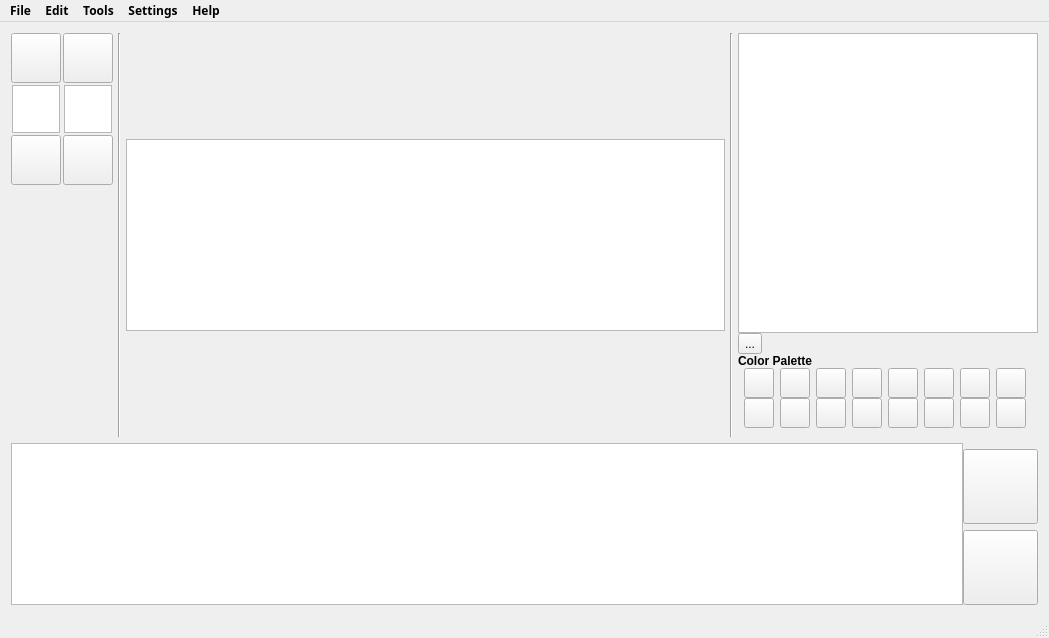
The window that MainWindow.ui (ChristianIsaacRoy/SpriteEditor) describes before a commit, drawn with Qt 5.
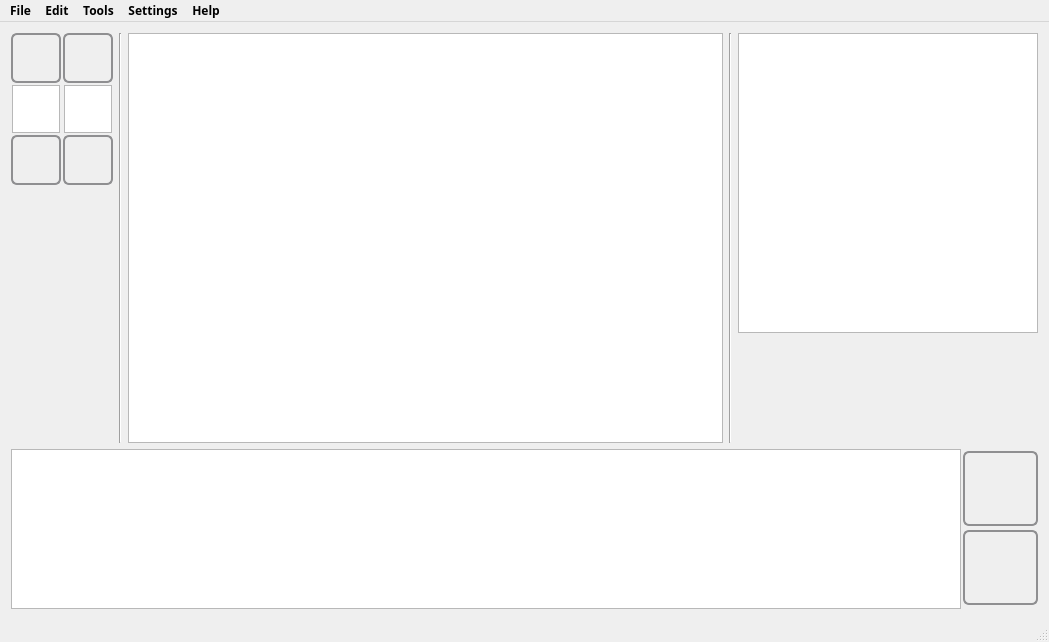
The same window after the commit. Icons and pictures are not drawn.

Commit message: New Color Palette, Option to start new project, Scaling and scroll zoom fixed

```diff
--- a/MainWindow.ui
+++ b/MainWindow.ui
@@ -7,7 +7,7 @@
     <x>0</x>
     <y>0</y>
     <width>1049</width>
-    <height>638</height>
+    <height>642</height>
    </rect>
   </property>
   <property name="windowTitle">
@@ -16,15 +16,7 @@
   <widget class="QWidget" name="centralWidget">
    <layout class="QVBoxLayout" name="verticalLayout_2">
     <item>
-     <layout class="QHBoxLayout" name="MainArea">
-      <property name="spacing">
-       <number>0</number>
-      </property>
-      <item>
-       <layout class="QHBoxLayout" name="drawingWindow">
-        <property name="spacing">
-         <number>5</number>
-        </property>
+     <layout class="QHBoxLayout" name="horizontalLayout">
         <item>
          <layout class="QVBoxLayout" name="toolbar">
           <property name="spacing">
@@ -55,9 +47,53 @@
                 <height>50</height>
                </size>
               </property>
+            <property name="styleSheet">
+             <string notr="true">QToolButton { /* all types of tool button */
+    border: 2px solid #8f8f91;
+    border-radius: 6px;
+    background-color: qlineargradient(x1: 0, y1: 0, x2: 0, y2: 1,
+                                      stop: 0 #f6f7fa, stop: 1 #dadbde);
+}
+
+QToolButton[popupMode=&quot;1&quot;] { /* only for MenuButtonPopup */
+    padding-right: 20px; /* make way for the popup button */
+}
+
+QToolButton:pressed {
+    background-color: qlineargradient(x1: 0, y1: 0, x2: 0, y2: 1,
+                                      stop: 0 #dadbde, stop: 1 #f6f7fa);
+}
+
+/* the subcontrols below are used only in the MenuButtonPopup mode */
+QToolButton::menu-button {
+    border: 2px solid gray;
+    border-top-right-radius: 6px;
+    border-bottom-right-radius: 6px;
+    /* 16px width + 4px for border = 20px allocated above */
+    width: 16px;
+}
+
+QToolButton::menu-arrow {
+    image: url(downarrow.png);
+}
+
+QToolButton::menu-arrow:open {
+    top: 1px; left: 1px; /* shift it a bit */
+}</string>
+            </property>
               <property name="text">
                <string/>
               </property>
+            <property name="icon">
+             <iconset resource="resources.qrc">
+              <normaloff>:/images/images/paintBrush.png</normaloff>:/images/images/paintBrush.png</iconset>
+            </property>
+            <property name="iconSize">
+             <size>
+              <width>32</width>
+              <height>32</height>
+             </size>
+            </property>
              </widget>
             </item>
             <item>
@@ -80,9 +116,53 @@
                 <height>50</height>
                </size>
               </property>
+            <property name="styleSheet">
+             <string notr="true">QToolButton { /* all types of tool button */
+    border: 2px solid #8f8f91;
+    border-radius: 6px;
+    background-color: qlineargradient(x1: 0, y1: 0, x2: 0, y2: 1,
+                                      stop: 0 #f6f7fa, stop: 1 #dadbde);
+}
+
+QToolButton[popupMode=&quot;1&quot;] { /* only for MenuButtonPopup */
+    padding-right: 20px; /* make way for the popup button */
+}
+
+QToolButton:pressed {
+    background-color: qlineargradient(x1: 0, y1: 0, x2: 0, y2: 1,
+                                      stop: 0 #dadbde, stop: 1 #f6f7fa);
+}
+
+/* the subcontrols below are used only in the MenuButtonPopup mode */
+QToolButton::menu-button {
+    border: 2px solid gray;
+    border-top-right-radius: 6px;
+    border-bottom-right-radius: 6px;
+    /* 16px width + 4px for border = 20px allocated above */
+    width: 16px;
+}
+
+QToolButton::menu-arrow {
+    image: url(downarrow.png);
+}
+
+QToolButton::menu-arrow:open {
+    top: 1px; left: 1px; /* shift it a bit */
+}</string>
+            </property>
               <property name="text">
                <string/>
               </property>
+            <property name="icon">
+             <iconset resource="resources.qrc">
+              <normaloff>:/images/images/eraser.png</normaloff>:/images/images/eraser.png</iconset>
+            </property>
+            <property name="iconSize">
+             <size>
+              <width>32</width>
+              <height>32</height>
+             </size>
+            </property>
              </widget>
             </item>
            </layout>
@@ -151,6 +231,40 @@
                 <height>50</height>
                </size>
               </property>
+            <property name="styleSheet">
+             <string notr="true">QToolButton { /* all types of tool button */
+    border: 2px solid #8f8f91;
+    border-radius: 6px;
+    background-color: qlineargradient(x1: 0, y1: 0, x2: 0, y2: 1,
+                                      stop: 0 #f6f7fa, stop: 1 #dadbde);
+}
+
+QToolButton[popupMode=&quot;1&quot;] { /* only for MenuButtonPopup */
+    padding-right: 20px; /* make way for the popup button */
+}
+
+QToolButton:pressed {
+    background-color: qlineargradient(x1: 0, y1: 0, x2: 0, y2: 1,
+                                      stop: 0 #dadbde, stop: 1 #f6f7fa);
+}
+
+/* the subcontrols below are used only in the MenuButtonPopup mode */
+QToolButton::menu-button {
+    border: 2px solid gray;
+    border-top-right-radius: 6px;
+    border-bottom-right-radius: 6px;
+    /* 16px width + 4px for border = 20px allocated above */
+    width: 16px;
+}
+
+QToolButton::menu-arrow {
+    image: url(downarrow.png);
+}
+
+QToolButton::menu-arrow:open {
+    top: 1px; left: 1px; /* shift it a bit */
+}</string>
+            </property>
               <property name="text">
                <string/>
               </property>
@@ -176,6 +290,40 @@
                 <height>50</height>
                </size>
               </property>
+            <property name="styleSheet">
+             <string notr="true">QToolButton { /* all types of tool button */
+    border: 2px solid #8f8f91;
+    border-radius: 6px;
+    background-color: qlineargradient(x1: 0, y1: 0, x2: 0, y2: 1,
+                                      stop: 0 #f6f7fa, stop: 1 #dadbde);
+}
+
+QToolButton[popupMode=&quot;1&quot;] { /* only for MenuButtonPopup */
+    padding-right: 20px; /* make way for the popup button */
+}
+
+QToolButton:pressed {
+    background-color: qlineargradient(x1: 0, y1: 0, x2: 0, y2: 1,
+                                      stop: 0 #dadbde, stop: 1 #f6f7fa);
+}
+
+/* the subcontrols below are used only in the MenuButtonPopup mode */
+QToolButton::menu-button {
+    border: 2px solid gray;
+    border-top-right-radius: 6px;
+    border-bottom-right-radius: 6px;
+    /* 16px width + 4px for border = 20px allocated above */
+    width: 16px;
+}
+
+QToolButton::menu-arrow {
+    image: url(downarrow.png);
+}
+
+QToolButton::menu-arrow:open {
+    top: 1px; left: 1px; /* shift it a bit */
+}</string>
+            </property>
               <property name="text">
                <string/>
               </property>
@@ -206,39 +354,9 @@
          </widget>
         </item>
         <item>
-         <layout class="QVBoxLayout" name="MiddleColumn">
-          <item>
-           <spacer name="verticalSpacer_3">
-            <property name="orientation">
-             <enum>Qt::Vertical</enum>
-            </property>
-            <property name="sizeHint" stdset="0">
-             <size>
-              <width>20</width>
-              <height>40</height>
-             </size>
-            </property>
-           </spacer>
-          </item>
-          <item>
            <widget class="QGraphicsView" name="becomeDrawingGV"/>
           </item>
           <item>
-           <spacer name="verticalSpacer_2">
-            <property name="orientation">
-             <enum>Qt::Vertical</enum>
-            </property>
-            <property name="sizeHint" stdset="0">
-             <size>
-              <width>20</width>
-              <height>40</height>
-             </size>
-            </property>
-           </spacer>
-          </item>
-         </layout>
-        </item>
-        <item>
          <widget class="Line" name="line_2">
           <property name="orientation">
            <enum>Qt::Vertical</enum>
@@ -251,6 +369,11 @@
            <number>0</number>
           </property>
           <item>
+         <layout class="QGridLayout" name="gridLayout_2">
+          <property name="spacing">
+           <number>0</number>
+          </property>
+          <item row="0" column="0">
            <widget class="QGraphicsView" name="previewWindow">
             <property name="minimumSize">
              <size>
@@ -266,536 +389,6 @@
             </property>
            </widget>
           </item>
-          <item>
-           <widget class="QToolButton" name="playButton">
-            <property name="text">
-             <string>...</string>
-            </property>
-           </widget>
-          </item>
-          <item>
-           <widget class="QLabel" name="colorPaletteLabel">
-            <property name="font">
-             <font>
-              <family>Segoe UI</family>
-              <pointsize>9</pointsize>
-              <weight>75</weight>
-              <bold>true</bold>
-             </font>
-            </property>
-            <property name="text">
-             <string>Color Palette</string>
-            </property>
-           </widget>
-          </item>
-          <item>
-           <layout class="QHBoxLayout" name="paletteRow1">
-            <property name="spacing">
-             <number>0</number>
-            </property>
-            <item>
-             <widget class="QPushButton" name="coloPaletteB">
-              <property name="sizePolicy">
-               <sizepolicy hsizetype="Fixed" vsizetype="Fixed">
-                <horstretch>0</horstretch>
-                <verstretch>0</verstretch>
-               </sizepolicy>
-              </property>
-              <property name="minimumSize">
-               <size>
-                <width>30</width>
-                <height>30</height>
-               </size>
-              </property>
-              <property name="maximumSize">
-               <size>
-                <width>30</width>
-                <height>30</height>
-               </size>
-              </property>
-              <property name="sizeIncrement">
-               <size>
-                <width>0</width>
-                <height>0</height>
-               </size>
-              </property>
-              <property name="text">
-               <string/>
-              </property>
-             </widget>
-            </item>
-            <item>
-             <widget class="QPushButton" name="coloPaletteB_2">
-              <property name="sizePolicy">
-               <sizepolicy hsizetype="Fixed" vsizetype="Fixed">
-                <horstretch>0</horstretch>
-                <verstretch>0</verstretch>
-               </sizepolicy>
-              </property>
-              <property name="minimumSize">
-               <size>
-                <width>30</width>
-                <height>30</height>
-               </size>
-              </property>
-              <property name="maximumSize">
-               <size>
-                <width>30</width>
-                <height>30</height>
-               </size>
-              </property>
-              <property name="sizeIncrement">
-               <size>
-                <width>0</width>
-                <height>0</height>
-               </size>
-              </property>
-              <property name="text">
-               <string/>
-              </property>
-             </widget>
-            </item>
-            <item>
-             <widget class="QPushButton" name="coloPaletteB_3">
-              <property name="sizePolicy">
-               <sizepolicy hsizetype="Fixed" vsizetype="Fixed">
-                <horstretch>0</horstretch>
-                <verstretch>0</verstretch>
-               </sizepolicy>
-              </property>
-              <property name="minimumSize">
-               <size>
-                <width>30</width>
-                <height>30</height>
-               </size>
-              </property>
-              <property name="maximumSize">
-               <size>
-                <width>30</width>
-                <height>30</height>
-               </size>
-              </property>
-              <property name="sizeIncrement">
-               <size>
-                <width>0</width>
-                <height>0</height>
-               </size>
-              </property>
-              <property name="text">
-               <string/>
-              </property>
-             </widget>
-            </item>
-            <item>
-             <widget class="QPushButton" name="coloPaletteB_4">
-              <property name="sizePolicy">
-               <sizepolicy hsizetype="Fixed" vsizetype="Fixed">
-                <horstretch>0</horstretch>
-                <verstretch>0</verstretch>
-               </sizepolicy>
-              </property>
-              <property name="minimumSize">
-               <size>
-                <width>30</width>
-                <height>30</height>
-               </size>
-              </property>
-              <property name="maximumSize">
-               <size>
-                <width>30</width>
-                <height>30</height>
-               </size>
-              </property>
-              <property name="sizeIncrement">
-               <size>
-                <width>0</width>
-                <height>0</height>
-               </size>
-              </property>
-              <property name="text">
-               <string/>
-              </property>
-             </widget>
-            </item>
-            <item>
-             <widget class="QPushButton" name="coloPaletteB_5">
-              <property name="sizePolicy">
-               <sizepolicy hsizetype="Fixed" vsizetype="Fixed">
-                <horstretch>0</horstretch>
-                <verstretch>0</verstretch>
-               </sizepolicy>
-              </property>
-              <property name="minimumSize">
-               <size>
-                <width>30</width>
-                <height>30</height>
-               </size>
-              </property>
-              <property name="maximumSize">
-               <size>
-                <width>30</width>
-                <height>30</height>
-               </size>
-              </property>
-              <property name="sizeIncrement">
-               <size>
-                <width>0</width>
-                <height>0</height>
-               </size>
-              </property>
-              <property name="text">
-               <string/>
-              </property>
-             </widget>
-            </item>
-            <item>
-             <widget class="QPushButton" name="coloPaletteB_6">
-              <property name="sizePolicy">
-               <sizepolicy hsizetype="Fixed" vsizetype="Fixed">
-                <horstretch>0</horstretch>
-                <verstretch>0</verstretch>
-               </sizepolicy>
-              </property>
-              <property name="minimumSize">
-               <size>
-                <width>30</width>
-                <height>30</height>
-               </size>
-              </property>
-              <property name="maximumSize">
-               <size>
-                <width>30</width>
-                <height>30</height>
-               </size>
-              </property>
-              <property name="sizeIncrement">
-               <size>
-                <width>0</width>
-                <height>0</height>
-               </size>
-              </property>
-              <property name="text">
-               <string/>
-              </property>
-             </widget>
-            </item>
-            <item>
-             <widget class="QPushButton" name="coloPaletteB_7">
-              <property name="sizePolicy">
-               <sizepolicy hsizetype="Fixed" vsizetype="Fixed">
-                <horstretch>0</horstretch>
-                <verstretch>0</verstretch>
-               </sizepolicy>
-              </property>
-              <property name="minimumSize">
-               <size>
-                <width>30</width>
-                <height>30</height>
-               </size>
-              </property>
-              <property name="maximumSize">
-               <size>
-                <width>30</width>
-                <height>30</height>
-               </size>
-              </property>
-              <property name="sizeIncrement">
-               <size>
-                <width>0</width>
-                <height>0</height>
-               </size>
-              </property>
-              <property name="text">
-               <string/>
-              </property>
-             </widget>
-            </item>
-            <item>
-             <widget class="QPushButton" name="coloPaletteB_8">
-              <property name="sizePolicy">
-               <sizepolicy hsizetype="Fixed" vsizetype="Fixed">
-                <horstretch>0</horstretch>
-                <verstretch>0</verstretch>
-               </sizepolicy>
-              </property>
-              <property name="minimumSize">
-               <size>
-                <width>30</width>
-                <height>30</height>
-               </size>
-              </property>
-              <property name="maximumSize">
-               <size>
-                <width>30</width>
-                <height>30</height>
-               </size>
-              </property>
-              <property name="sizeIncrement">
-               <size>
-                <width>0</width>
-                <height>0</height>
-               </size>
-              </property>
-              <property name="text">
-               <string/>
-              </property>
-             </widget>
-            </item>
-           </layout>
-          </item>
-          <item>
-           <layout class="QHBoxLayout" name="paletteRow2">
-            <property name="spacing">
-             <number>0</number>
-            </property>
-            <item>
-             <widget class="QPushButton" name="coloPaletteB_10">
-              <property name="sizePolicy">
-               <sizepolicy hsizetype="Fixed" vsizetype="Fixed">
-                <horstretch>0</horstretch>
-                <verstretch>0</verstretch>
-               </sizepolicy>
-              </property>
-              <property name="minimumSize">
-               <size>
-                <width>30</width>
-                <height>30</height>
-               </size>
-              </property>
-              <property name="maximumSize">
-               <size>
-                <width>30</width>
-                <height>30</height>
-               </size>
-              </property>
-              <property name="sizeIncrement">
-               <size>
-                <width>0</width>
-                <height>0</height>
-               </size>
-              </property>
-              <property name="text">
-               <string/>
-              </property>
-             </widget>
-            </item>
-            <item>
-             <widget class="QPushButton" name="coloPaletteB_9">
-              <property name="sizePolicy">
-               <sizepolicy hsizetype="Fixed" vsizetype="Fixed">
-                <horstretch>0</horstretch>
-                <verstretch>0</verstretch>
-               </sizepolicy>
-              </property>
-              <property name="minimumSize">
-               <size>
-                <width>30</width>
-                <height>30</height>
-               </size>
-              </property>
-              <property name="maximumSize">
-               <size>
-                <width>30</width>
-                <height>30</height>
-               </size>
-              </property>
-              <property name="sizeIncrement">
-               <size>
-                <width>0</width>
-                <height>0</height>
-               </size>
-              </property>
-              <property name="text">
-               <string/>
-              </property>
-             </widget>
-            </item>
-            <item>
-             <widget class="QPushButton" name="coloPaletteB_11">
-              <property name="sizePolicy">
-               <sizepolicy hsizetype="Fixed" vsizetype="Fixed">
-                <horstretch>0</horstretch>
-                <verstretch>0</verstretch>
-               </sizepolicy>
-              </property>
-              <property name="minimumSize">
-               <size>
-                <width>30</width>
-                <height>30</height>
-               </size>
-              </property>
-              <property name="maximumSize">
-               <size>
-                <width>30</width>
-                <height>30</height>
-               </size>
-              </property>
-              <property name="sizeIncrement">
-               <size>
-                <width>0</width>
-                <height>0</height>
-               </size>
-              </property>
-              <property name="text">
-               <string/>
-              </property>
-             </widget>
-            </item>
-            <item>
-             <widget class="QPushButton" name="coloPaletteB_12">
-              <property name="sizePolicy">
-               <sizepolicy hsizetype="Fixed" vsizetype="Fixed">
-                <horstretch>0</horstretch>
-                <verstretch>0</verstretch>
-               </sizepolicy>
-              </property>
-              <property name="minimumSize">
-               <size>
-                <width>30</width>
-                <height>30</height>
-               </size>
-              </property>
-              <property name="maximumSize">
-               <size>
-                <width>30</width>
-                <height>30</height>
-               </size>
-              </property>
-              <property name="sizeIncrement">
-               <size>
-                <width>0</width>
-                <height>0</height>
-               </size>
-              </property>
-              <property name="text">
-               <string/>
-              </property>
-             </widget>
-            </item>
-            <item>
-             <widget class="QPushButton" name="coloPaletteB_13">
-              <property name="sizePolicy">
-               <sizepolicy hsizetype="Fixed" vsizetype="Fixed">
-                <horstretch>0</horstretch>
-                <verstretch>0</verstretch>
-               </sizepolicy>
-              </property>
-              <property name="minimumSize">
-               <size>
-                <width>30</width>
-                <height>30</height>
-               </size>
-              </property>
-              <property name="maximumSize">
-               <size>
-                <width>30</width>
-                <height>30</height>
-               </size>
-              </property>
-              <property name="sizeIncrement">
-               <size>
-                <width>0</width>
-                <height>0</height>
-               </size>
-              </property>
-              <property name="text">
-               <string/>
-              </property>
-             </widget>
-            </item>
-            <item>
-             <widget class="QPushButton" name="coloPaletteB_14">
-              <property name="sizePolicy">
-               <sizepolicy hsizetype="Fixed" vsizetype="Fixed">
-                <horstretch>0</horstretch>
-                <verstretch>0</verstretch>
-               </sizepolicy>
-              </property>
-              <property name="minimumSize">
-               <size>
-                <width>30</width>
-                <height>30</height>
-               </size>
-              </property>
-              <property name="maximumSize">
-               <size>
-                <width>30</width>
-                <height>30</height>
-               </size>
-              </property>
-              <property name="sizeIncrement">
-               <size>
-                <width>0</width>
-                <height>0</height>
-               </size>
-              </property>
-              <property name="text">
-               <string/>
-              </property>
-             </widget>
-            </item>
-            <item>
-             <widget class="QPushButton" name="coloPaletteB_15">
-              <property name="sizePolicy">
-               <sizepolicy hsizetype="Fixed" vsizetype="Fixed">
-                <horstretch>0</horstretch>
-                <verstretch>0</verstretch>
-               </sizepolicy>
-              </property>
-              <property name="minimumSize">
-               <size>
-                <width>30</width>
-                <height>30</height>
-               </size>
-              </property>
-              <property name="maximumSize">
-               <size>
-                <width>30</width>
-                <height>30</height>
-               </size>
-              </property>
-              <property name="sizeIncrement">
-               <size>
-                <width>0</width>
-                <height>0</height>
-               </size>
-              </property>
-              <property name="text">
-               <string/>
-              </property>
-             </widget>
-            </item>
-            <item>
-             <widget class="QPushButton" name="coloPaletteB_16">
-              <property name="sizePolicy">
-               <sizepolicy hsizetype="Fixed" vsizetype="Fixed">
-                <horstretch>0</horstretch>
-                <verstretch>0</verstretch>
-               </sizepolicy>
-              </property>
-              <property name="minimumSize">
-               <size>
-                <width>30</width>
-                <height>30</height>
-               </size>
-              </property>
-              <property name="maximumSize">
-               <size>
-                <width>30</width>
-                <height>30</height>
-               </size>
-              </property>
-              <property name="sizeIncrement">
-               <size>
-                <width>0</width>
-                <height>0</height>
-               </size>
-              </property>
-              <property name="text">
-               <string/>
-              </property>
-             </widget>
-            </item>
            </layout>
           </item>
           <item>
@@ -815,15 +408,19 @@
         </item>
        </layout>
       </item>
-     </layout>
-    </item>
     <item>
      <layout class="QHBoxLayout" name="filmStripLayout">
       <property name="spacing">
-       <number>0</number>
+       <number>2</number>
       </property>
       <item>
        <widget class="QGraphicsView" name="filmStripGV">
+        <property name="maximumSize">
+         <size>
+          <width>16777215</width>
+          <height>160</height>
+         </size>
+        </property>
         <property name="backgroundBrush">
          <brush brushstyle="NoBrush">
           <color alpha="255">
@@ -838,10 +435,10 @@
       <item>
        <layout class="QVBoxLayout" name="verticalLayout">
         <property name="spacing">
-         <number>0</number>
+         <number>2</number>
         </property>
-        <item alignment="Qt::AlignRight|Qt::AlignBottom">
-         <widget class="QPushButton" name="addFrameButton">
+        <item>
+         <widget class="QToolButton" name="addFrameButton">
           <property name="sizePolicy">
            <sizepolicy hsizetype="Fixed" vsizetype="Fixed">
             <horstretch>0</horstretch>
@@ -860,13 +457,57 @@
             <height>75</height>
            </size>
           </property>
+          <property name="styleSheet">
+           <string notr="true">QToolButton { /* all types of tool button */
+    border: 2px solid #8f8f91;
+    border-radius: 6px;
+    background-color: qlineargradient(x1: 0, y1: 0, x2: 0, y2: 1,
+                                      stop: 0 #f6f7fa, stop: 1 #dadbde);
+}
+
+QToolButton[popupMode=&quot;1&quot;] { /* only for MenuButtonPopup */
+    padding-right: 20px; /* make way for the popup button */
+}
+
+QToolButton:pressed {
+    background-color: qlineargradient(x1: 0, y1: 0, x2: 0, y2: 1,
+                                      stop: 0 #dadbde, stop: 1 #f6f7fa);
+}
+
+/* the subcontrols below are used only in the MenuButtonPopup mode */
+QToolButton::menu-button {
+    border: 2px solid gray;
+    border-top-right-radius: 6px;
+    border-bottom-right-radius: 6px;
+    /* 16px width + 4px for border = 20px allocated above */
+    width: 16px;
+}
+
+QToolButton::menu-arrow {
+    image: url(downarrow.png);
+}
+
+QToolButton::menu-arrow:open {
+    top: 1px; left: 1px; /* shift it a bit */
+}</string>
+          </property>
           <property name="text">
            <string/>
           </property>
+          <property name="icon">
+           <iconset resource="resources.qrc">
+            <normaloff>:/images/images/plus.png</normaloff>:/images/images/plus.png</iconset>
+          </property>
+          <property name="iconSize">
+           <size>
+            <width>50</width>
+            <height>50</height>
+           </size>
+          </property>
          </widget>
         </item>
-        <item alignment="Qt::AlignRight|Qt::AlignBottom">
-         <widget class="QPushButton" name="pushButton">
+        <item>
+         <widget class="QToolButton" name="toolButton">
           <property name="sizePolicy">
            <sizepolicy hsizetype="Fixed" vsizetype="Fixed">
             <horstretch>0</horstretch>
@@ -885,9 +526,53 @@
             <height>75</height>
            </size>
           </property>
+          <property name="styleSheet">
+           <string notr="true">QToolButton { /* all types of tool button */
+    border: 2px solid #8f8f91;
+    border-radius: 6px;
+    background-color: qlineargradient(x1: 0, y1: 0, x2: 0, y2: 1,
+                                      stop: 0 #f6f7fa, stop: 1 #dadbde);
+}
+
+QToolButton[popupMode=&quot;1&quot;] { /* only for MenuButtonPopup */
+    padding-right: 20px; /* make way for the popup button */
+}
+
+QToolButton:pressed {
+    background-color: qlineargradient(x1: 0, y1: 0, x2: 0, y2: 1,
+                                      stop: 0 #dadbde, stop: 1 #f6f7fa);
+}
+
+/* the subcontrols below are used only in the MenuButtonPopup mode */
+QToolButton::menu-button {
+    border: 2px solid gray;
+    border-top-right-radius: 6px;
+    border-bottom-right-radius: 6px;
+    /* 16px width + 4px for border = 20px allocated above */
+    width: 16px;
+}
+
+QToolButton::menu-arrow {
+    image: url(downarrow.png);
+}
+
+QToolButton::menu-arrow:open {
+    top: 1px; left: 1px; /* shift it a bit */
+}</string>
+          </property>
           <property name="text">
            <string/>
           </property>
+          <property name="icon">
+           <iconset resource="resources.qrc">
+            <normaloff>:/images/images/trash.png</normaloff>:/images/images/trash.png</iconset>
+          </property>
+          <property name="iconSize">
+           <size>
+            <width>45</width>
+            <height>45</height>
+           </size>
+          </property>
          </widget>
         </item>
        </layout>
@@ -902,7 +587,7 @@
      <x>0</x>
      <y>0</y>
      <width>1049</width>
-     <height>26</height>
+     <height>21</height>
     </rect>
    </property>
    <property name="font">
@@ -917,6 +602,7 @@
     <property name="title">
      <string>File</string>
     </property>
+    <addaction name="actionNew"/>
     <addaction name="actionExport"/>
    </widget>
    <widget class="QMenu" name="menuEdit">
@@ -932,6 +618,10 @@
      <property name="title">
       <string>Brush Tools</string>
      </property>
+     <property name="icon">
+      <iconset resource="resources.qrc">
+       <normaloff>:/images/images/paintBrush.png</normaloff>:/images/images/paintBrush.png</iconset>
+     </property>
      <addaction name="actionUse_Brush"/>
      <addaction name="actionBrush_Primary_Color_Picker"/>
      <addaction name="actionBrush_Secondary_Color_Picker"/>
@@ -1056,6 +746,10 @@
    </property>
   </action>
   <action name="actionUse_Eraser">
+   <property name="icon">
+    <iconset resource="resources.qrc">
+     <normaloff>:/images/images/eraser.png</normaloff>:/images/images/eraser.png</iconset>
+   </property>
    <property name="text">
     <string>Use Eraser</string>
    </property>
@@ -1074,6 +768,17 @@
     <string>Opens export options</string>
    </property>
   </action>
+  <action name="actionNew">
+   <property name="text">
+    <string>New...</string>
+   </property>
+   <property name="toolTip">
+    <string>Start a New Project</string>
+   </property>
+   <property name="shortcut">
+    <string>Ctrl+N</string>
+   </property>
+  </action>
  </widget>
  <layoutdefault spacing="6" margin="11"/>
  <resources/>
```
Left out of the diff: 4 changed lines with no effect on the pictures. Lines whose indentation alone changed are shown as unchanged. The commit also changes 26 other files.
